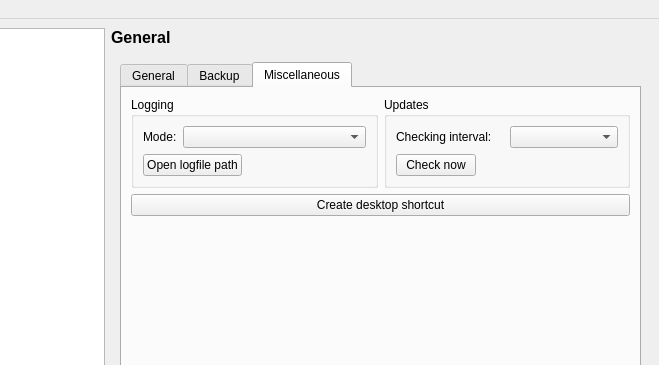
Before: the Qt Designer form OTModules/OTGeneric/wpreferences.ui in pietr26/OMSI-Tools, drawn with Qt 5; both pictures show x 160 to 819 and y 0 to 365 of the 819 by 606 pixel window.
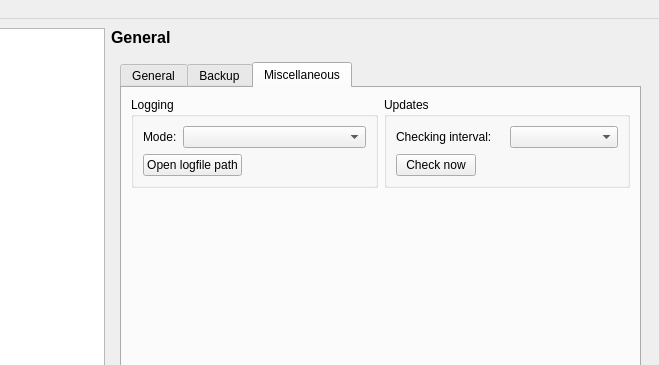
After: the same form once the commit is applied. The open tabs and pages were chosen to show the change. Icons and pictures are not drawn.

Commit message: Deimplemented function for creating desktop shortcuts

The edit to the form file:
```diff
--- a/OTModules/OTGeneric/wpreferences.ui
+++ b/OTModules/OTGeneric/wpreferences.ui
@@ -605,13 +605,6 @@
                   </item>
                  </layout>
                 </item>
-                <item>
-                 <widget class="QPushButton" name="btnCreateDesktopShortcut">
-                  <property name="text">
-                   <string>Create desktop shortcut</string>
-                  </property>
-                 </widget>
-                </item>
                 <item>
                  <spacer name="verticalSpacer_5">
                   <property name="orientation">
```
The commit also changes 2 other files.
